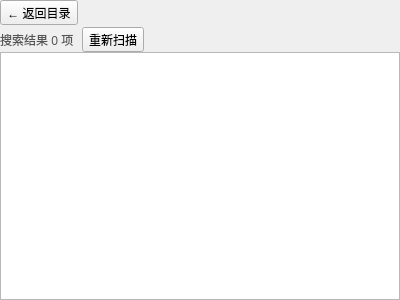
This is formpagefilterdfiles.ui in lujiajingcn/FileMarker as Qt 5 draws it before an edit. The edited form follows.
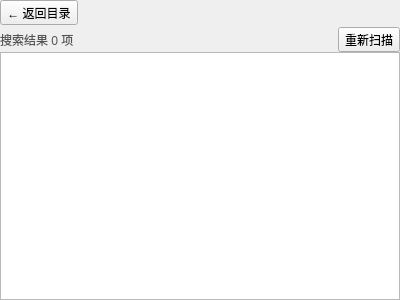
This is the edited form.

What changed in the file:
```diff
--- a/formpagefilterdfiles.ui
+++ b/formpagefilterdfiles.ui
@@ -54,27 +54,20 @@
          <property name="text">
           <string>搜索结果 0 项</string>
          </property>
+         <property name="wordWrap">
+          <bool>true</bool>
+         </property>
+         <property name="sizePolicy">
+          <sizepolicy hsizetype="Expanding" vsizetype="Preferred">
+           <horstretch>1</horstretch>
+           <verstretch>0</verstretch>
+          </sizepolicy>
+         </property>
          <property name="styleSheet">
           <string notr="true">color:#555;</string>
          </property>
         </widget>
        </item>
-       <item>
-        <widget class="QToolButton" name="btnRescan">
-         <property name="text">
-          <string>重新扫描</string>
-         </property>
-         <property name="toolTip">
-          <string>不用缓存，直接从磁盘重新查一遍（结果一定是最新的，但比缓存慢）</string>
-         </property>
-         <property name="toolButtonStyle">
-          <enum>Qt::ToolButtonTextOnly</enum>
-         </property>
-         <property name="cursor">
-          <cursorShape>PointingHandCursor</cursorShape>
-         </property>
-        </widget>
-       </item>
        <item>
         <spacer name="spacerResultLine">
          <property name="orientation">
@@ -88,6 +81,22 @@
          </property>
         </spacer>
        </item>
+       <item>
+        <widget class="QToolButton" name="btnRescan">
+         <property name="text">
+          <string>重新扫描</string>
+         </property>
+         <property name="toolTip">
+          <string>不用缓存，直接从磁盘重新查一遍（结果一定是最新的，但比缓存慢）</string>
+         </property>
+         <property name="toolButtonStyle">
+          <enum>Qt::ToolButtonTextOnly</enum>
+         </property>
+         <property name="cursor">
+          <cursorShape>PointingHandCursor</cursorShape>
+         </property>
+        </widget>
+       </item>
       </layout>
      </item>
     </layout>
```
